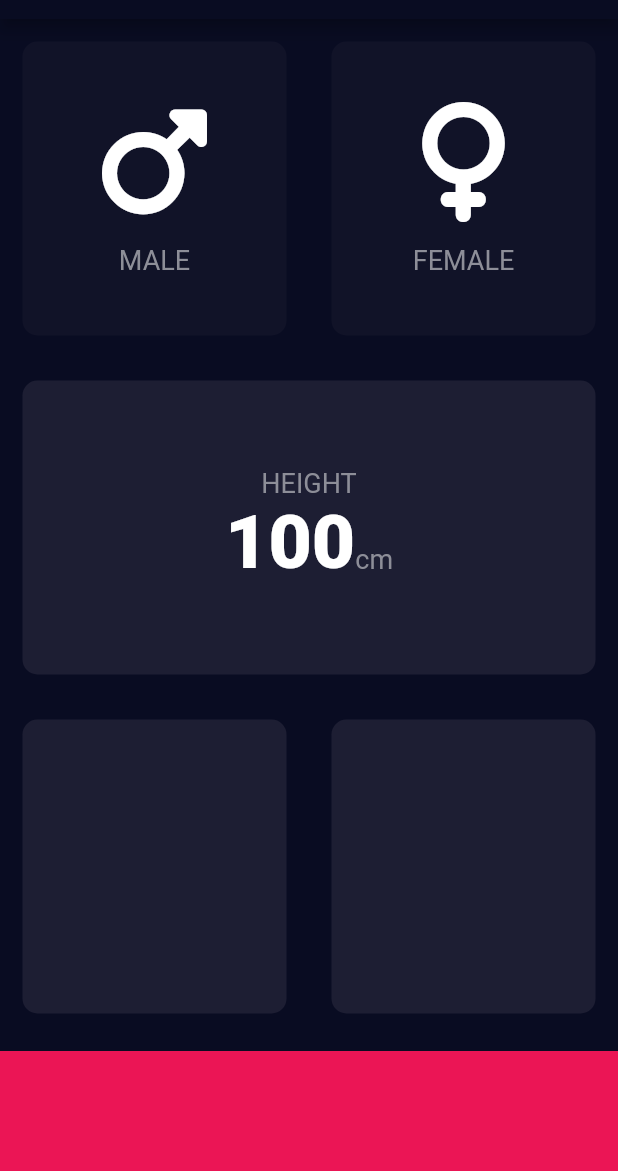
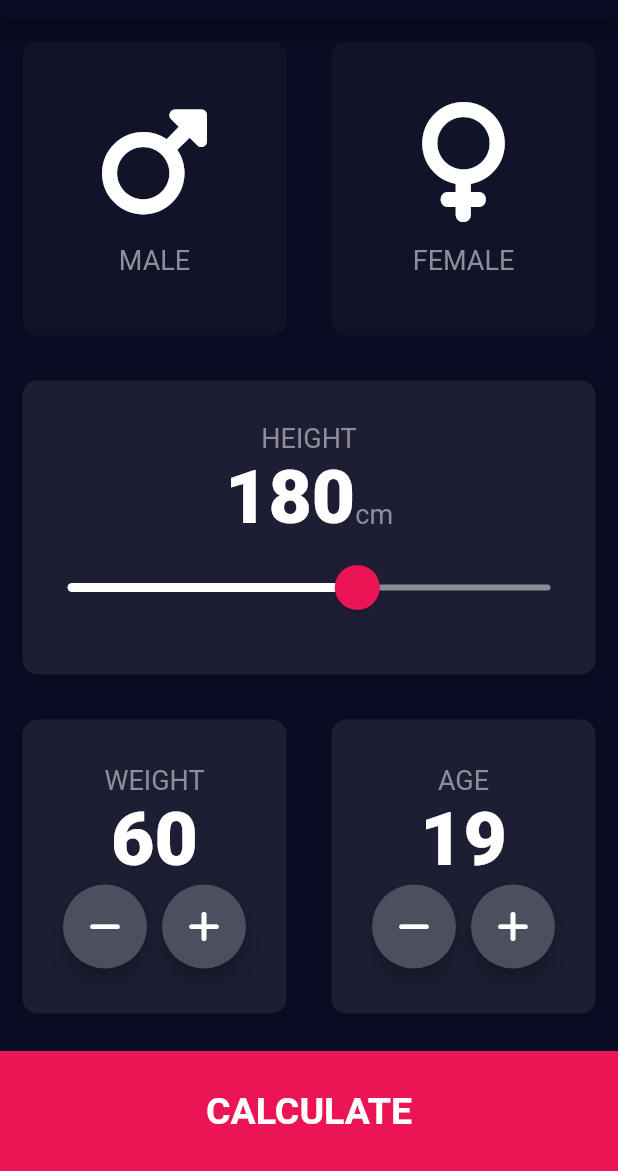
Before and after one commit to DenyAnwar/BMI-Calculator, a Flutter app: the screen it shows after launch, on a phone screen of 412 x 824 dp, the part 65-1236 px from its top. Run offline on Flutter 3.47's test engine with Material 2 defaults, Android fonts, the phone set to English and light mode, and no system bars; our stand-ins replace font_awesome_flutter.

Commit message:
Designing input page and result page, done

```diff
--- /dev/null
+++ b/lib/components/bottom_button.dart
@@ -0,0 +1,28 @@
+import 'package:flutter/material.dart';
+import 'package:bmi_calculator/constants.dart';
+
+class BottomButton extends StatelessWidget {
+  BottomButton({required this.onTap, required this.buttonTitle});
+
+  final VoidCallback? onTap;
+  final String buttonTitle;
+
+  @override
+  Widget build(BuildContext context) {
+    return GestureDetector(
+      onTap: onTap,
+      child: Container(
+        child: Center(
+          child: Text(
+            buttonTitle,
+            style: kButtonTextStyle,
+          ),
+        ),
+        color: kBottomContainerColor,
+        margin: const EdgeInsets.only(top: 10.0),
+        width: double.infinity,
+        height: kBottomContainerHeight,
+      ),
+    );
+  }
+}
--- /dev/null
+++ b/lib/components/round_icon_button.dart
@@ -0,0 +1,24 @@
+import 'package:flutter/material.dart';
+import 'package:bmi_calculator/constants.dart';
+
+class RoundIconButton extends StatelessWidget {
+  RoundIconButton({required this.icon, required this.onPressed});
+
+  final IconData icon;
+  final VoidCallback? onPressed;
+
+  @override
+  Widget build(BuildContext context) {
+    return RawMaterialButton(
+      child: Icon(icon),
+      onPressed: onPressed,
+      elevation: 6.0,
+      constraints: BoxConstraints.tightFor(
+        width: 56.0,
+        height: 56.0,
+      ),
+      shape: CircleBorder(),
+      fillColor: kFloatingColor,
+    );
+  }
+}
--- a/lib/constants.dart
+++ b/lib/constants.dart
@@ -14,3 +14,37 @@ const kNumberTextStyle = TextStyle(
   fontSize: 50.0,
   fontWeight: FontWeight.w900,
 );
+
+const kButtonTextStyle = TextStyle(
+  fontSize: 25.0,
+  fontWeight: FontWeight.bold,
+);
+
+const kTitleTextStyle = TextStyle(
+  fontSize: 50.0,
+  fontWeight: FontWeight.bold,
+);
+
+const kResultTextStyle = TextStyle(
+  fontSize: 20.0,
+  fontWeight: FontWeight.bold,
+  color: Color(0xFF24D876),
+);
+
+const kBMITextStyle = TextStyle(
+  fontSize: 100.0,
+  fontWeight: FontWeight.bold,
+);
+
+const kBodyTextStyle = TextStyle(
+  fontSize: 22.0,
+);
+
+const kSliderNumberMin = 120.0;
+const kSliderNumberMax = 220.0;
+const kSliderActiveTrackColor = Colors.white;
+const kSliderInactiveTrackColor = Color(0xFF8D8E98);
+const kThumbColor = Color(0xFFEB1555);
+const kOverlayColor = Color(0x29EB1555);
+
+const kFloatingColor = Color(0xFF4C4F5E);
--- a/lib/input_page.dart
+++ /dev/null
@@ -1,126 +0,0 @@
-import 'package:flutter/material.dart';
-import 'package:font_awesome_flutter/font_awesome_flutter.dart';
-import 'package:bmi_calculator/icon_content.dart';
-import 'package:bmi_calculator/reusable_card.dart';
-import 'package:bmi_calculator/constants.dart';
-
-enum Gender {
-  male,
-  female,
-}
-
-class InputPage extends StatefulWidget {
-  const InputPage({Key? key}) : super(key: key);
-
-  @override
-  State<InputPage> createState() => _InputPageState();
-}
-
-class _InputPageState extends State<InputPage> {
-  Gender? selectedGender;
-
-  @override
-  Widget build(BuildContext context) {
-    return Scaffold(
-      appBar: AppBar(
-        title: const Text('BMI Calculator'),
-      ),
-      body: Column(
-        crossAxisAlignment: CrossAxisAlignment.stretch,
-        children: <Widget>[
-          Expanded(
-            child: Row(
-              children: <Widget>[
-                Expanded(
-                  child: ReusableCard(
-                    onPress: () {
-                      setState(() {
-                        selectedGender = Gender.male;
-                      });
-                    },
-                    color: selectedGender == Gender.male
-                        ? kActiveCardColor
-                        : kInactiveCardColor,
-                    cardChild: IconContent(
-                      icon: FontAwesomeIcons.mars,
-                      label: 'MALE',
-                    ),
-                  ),
-                ),
-                Expanded(
-                  child: ReusableCard(
-                    onPress: () {
-                      setState(() {
-                        selectedGender = Gender.female;
-                      });
-                    },
-                    color: selectedGender == Gender.female
-                        ? kActiveCardColor
-                        : kInactiveCardColor,
-                    cardChild: IconContent(
-                      icon: FontAwesomeIcons.venus,
-                      label: 'FEMALE',
-                    ),
-                  ),
-                ),
-              ],
-            ),
-          ),
-          Expanded(
-            child: ReusableCard(
-              color: kActiveCardColor,
-              cardChild: Column(
-                mainAxisAlignment: MainAxisAlignment.center,
-                children: <Widget>[
-                  Text(
-                    'HEIGHT',
-                    style: kLabelTextStyle,
-                  ),
-                  Row(
-                    mainAxisAlignment: MainAxisAlignment.center,
-                    crossAxisAlignment: CrossAxisAlignment.baseline,
-                    textBaseline: TextBaseline.alphabetic,
-                    children: <Widget>[
-                      Text(
-                        '100',
-                        style: kNumberTextStyle,
-                      ),
-                      Text(
-                        'cm',
-                        style: kLabelTextStyle,
-                      ),
-                    ],
-                  ),
-                ],
-              ),
-            ),
-          ),
-          Expanded(
-            child: Row(
-              children: <Widget>[
-                Expanded(
-                  child: ReusableCard(
-                    color: kActiveCardColor,
-                    cardChild: Column(),
-                  ),
-                ),
-                Expanded(
-                  child: ReusableCard(
-                    color: kActiveCardColor,
-                    cardChild: Column(),
-                  ),
-                ),
-              ],
-            ),
-          ),
-          Container(
-            color: kBottomContainerColor,
-            margin: const EdgeInsets.only(top: 10.0),
-            width: double.infinity,
-            height: kBottomContainerHeight,
-          ),
-        ],
-      ),
-    );
-  }
-}
--- a/lib/main.dart
+++ b/lib/main.dart
@@ -1,4 +1,4 @@
-import 'package:bmi_calculator/input_page.dart';
+import 'package:bmi_calculator/screens/input_page.dart';
 import 'package:flutter/material.dart';
 
 void main() => runApp(const BMICalculator());
--- /dev/null
+++ b/lib/screens/input_page.dart
@@ -0,0 +1,230 @@
+import 'package:flutter/material.dart';
+import 'package:font_awesome_flutter/font_awesome_flutter.dart';
+import 'package:bmi_calculator/components/icon_content.dart';
+import 'package:bmi_calculator/components/reusable_card.dart';
+import 'package:bmi_calculator/constants.dart';
+import 'package:bmi_calculator/screens/results.dart';
+import 'package:bmi_calculator/components/bottom_button.dart';
+import 'package:bmi_calculator/components/round_icon_button.dart';
+
+enum Gender {
+  male,
+  female,
+}
+
+class InputPage extends StatefulWidget {
+  const InputPage({Key? key}) : super(key: key);
+
+  @override
+  State<InputPage> createState() => _InputPageState();
+}
+
+class _InputPageState extends State<InputPage> {
+  Gender? selectedGender;
+  int height = 180;
+  int weight = 60;
+  int age = 19;
+
+  @override
+  Widget build(BuildContext context) {
+    return Scaffold(
+      appBar: AppBar(
+        title: const Text('BMI Calculator'),
+      ),
+      body: Column(
+        crossAxisAlignment: CrossAxisAlignment.stretch,
+        children: <Widget>[
+          Expanded(
+            child: Row(
+              children: <Widget>[
+                Expanded(
+                  child: ReusableCard(
+                    onPress: () {
+                      setState(() {
+                        selectedGender = Gender.male;
+                      });
+                    },
+                    color: selectedGender == Gender.male
+                        ? kActiveCardColor
+                        : kInactiveCardColor,
+                    cardChild: IconContent(
+                      icon: FontAwesomeIcons.mars,
+                      label: 'MALE',
+                    ),
+                  ),
+                ),
+                Expanded(
+                  child: ReusableCard(
+                    onPress: () {
+                      setState(() {
+                        selectedGender = Gender.female;
+                      });
+                    },
+                    color: selectedGender == Gender.female
+                        ? kActiveCardColor
+                        : kInactiveCardColor,
+                    cardChild: IconContent(
+                      icon: FontAwesomeIcons.venus,
+                      label: 'FEMALE',
+                    ),
+                  ),
+                ),
+              ],
+            ),
+          ),
+          Expanded(
+            child: ReusableCard(
+              color: kActiveCardColor,
+              cardChild: Column(
+                mainAxisAlignment: MainAxisAlignment.center,
+                children: <Widget>[
+                  Text(
+                    'HEIGHT',
+                    style: kLabelTextStyle,
+                  ),
+                  Row(
+                    mainAxisAlignment: MainAxisAlignment.center,
+                    crossAxisAlignment: CrossAxisAlignment.baseline,
+                    textBaseline: TextBaseline.alphabetic,
+                    children: <Widget>[
+                      Text(
+                        height.toString(),
+                        style: kNumberTextStyle,
+                      ),
+                      Text(
+                        'cm',
+                        style: kLabelTextStyle,
+                      ),
+                    ],
+                  ),
+                  SliderTheme(
+                    data: SliderTheme.of(context).copyWith(
+                      inactiveTrackColor: kSliderInactiveTrackColor,
+                      activeTrackColor: kSliderActiveTrackColor,
+                      thumbColor: kThumbColor,
+                      overlayColor: kOverlayColor,
+                      thumbShape:
+                          RoundSliderThumbShape(enabledThumbRadius: 15.0),
+                      overlayShape:
+                          RoundSliderOverlayShape(overlayRadius: 30.0),
+                    ),
+                    child: Slider(
+                      value: height.toDouble(),
+                      min: kSliderNumberMin,
+                      max: kSliderNumberMax,
+                      onChanged: (double newValue) {
+                        setState(() {
+                          height = newValue.round();
+                        });
+                      },
+                    ),
+                  ),
+                ],
+              ),
+            ),
+          ),
+          Expanded(
+            child: Row(
+              children: <Widget>[
+                Expanded(
+                  child: ReusableCard(
+                    color: kActiveCardColor,
+                    cardChild: Column(
+                      mainAxisAlignment: MainAxisAlignment.center,
+                      children: <Widget>[
+                        Text(
+                          'WEIGHT',
+                          style: kLabelTextStyle,
+                        ),
+                        Text(
+                          weight.toString(),
+                          style: kNumberTextStyle,
+                        ),
+                        Row(
+                          mainAxisAlignment: MainAxisAlignment.center,
+                          children: [
+                            RoundIconButton(
+                                icon: FontAwesomeIcons.minus,
+                                onPressed: () {
+                                  setState(() {
+                                    if (weight != 0) {
+                                      weight--;
+                                    }
+                                  });
+                                }),
+                            SizedBox(width: 10),
+                            RoundIconButton(
+                              icon: FontAwesomeIcons.plus,
+                              onPressed: () {
+                                setState(() {
+                                  weight++;
+                                });
+                              },
+                            ),
+                          ],
+                        )
+                      ],
+                    ),
+                  ),
+                ),
+                Expanded(
+                  child: ReusableCard(
+                    color: kActiveCardColor,
+                    cardChild: Column(
+                      mainAxisAlignment: MainAxisAlignment.center,
+                      children: <Widget>[
+                        Text(
+                          'AGE',
+                          style: kLabelTextStyle,
+                        ),
+                        Text(
+                          age.toString(),
+                          style: kNumberTextStyle,
+                        ),
+                        Row(
+                          mainAxisAlignment: MainAxisAlignment.center,
+                          children: [
+                            RoundIconButton(
+                              icon: FontAwesomeIcons.minus,
+                              onPressed: () {
+                                setState(() {
+                                  if (age != 0) {
+                                    age--;
+                                  }
+                                });
+                              },
+                            ),
+                            SizedBox(width: 10),
+                            RoundIconButton(
+                              icon: FontAwesomeIcons.plus,
+                              onPressed: () {
+                                setState(() {
+                                  age++;
+                                });
+                              },
+                            )
+                          ],
+                        ),
+                      ],
+                    ),
+                  ),
+                ),
+              ],
+            ),
+          ),
+          BottomButton(
+            buttonTitle: 'CALCULATE',
+            onTap: () {
+              Navigator.push(
+                context,
+                MaterialPageRoute(
+                  builder: (context) => ResultsPage(),
+                ),
+              );
+            },
+          ),
+        ],
+      ),
+    );
+  }
+}
```
Also changed, not shown: lib/screens/results.dart (added, +64 -0 lines), lib/components/icon_content.dart (renamed from lib/icon_content.dart), lib/components/reusable_card.dart (renamed from lib/reusable_card.dart).
